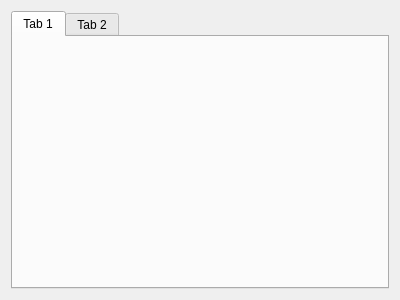
Above: drc/gui/partiescontainerform.ui from lansdon/cpts483_drc before the change. Below: the same form after it.
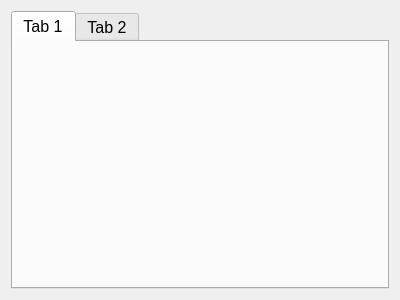
That is the form after the change.

Commit message: Font size fixes.

```diff
--- a/drc/gui/partiescontainerform.ui
+++ b/drc/gui/partiescontainerform.ui
@@ -10,12 +10,22 @@
     <height>300</height>
    </rect>
   </property>
+  <property name="font">
+   <font>
+    <pointsize>12</pointsize>
+   </font>
+  </property>
   <property name="windowTitle">
    <string>Form</string>
   </property>
   <layout class="QHBoxLayout" name="horizontalLayout">
    <item>
     <widget class="QTabWidget" name="partyTabWidget">
+     <property name="font">
+      <font>
+       <pointsize>12</pointsize>
+      </font>
+     </property>
      <widget class="QWidget" name="tab">
       <attribute name="title">
        <string>Tab 1</string>
```
The commit also changes 4 other files.
